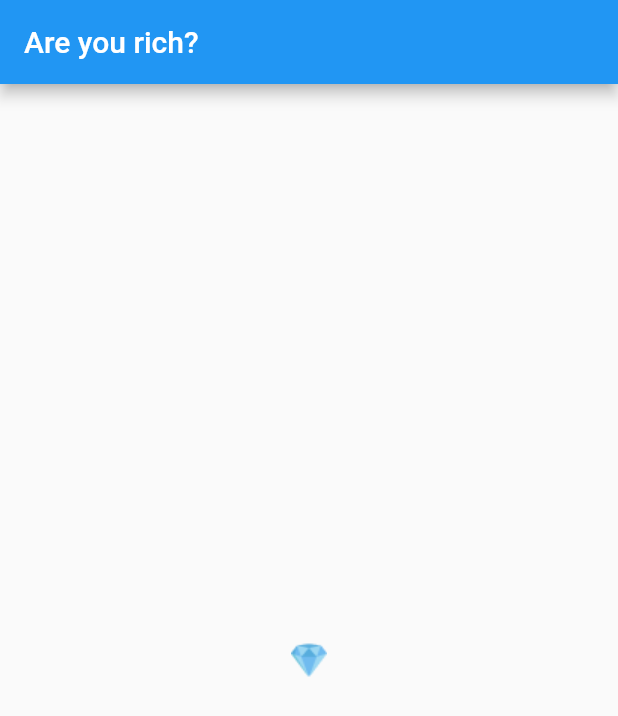
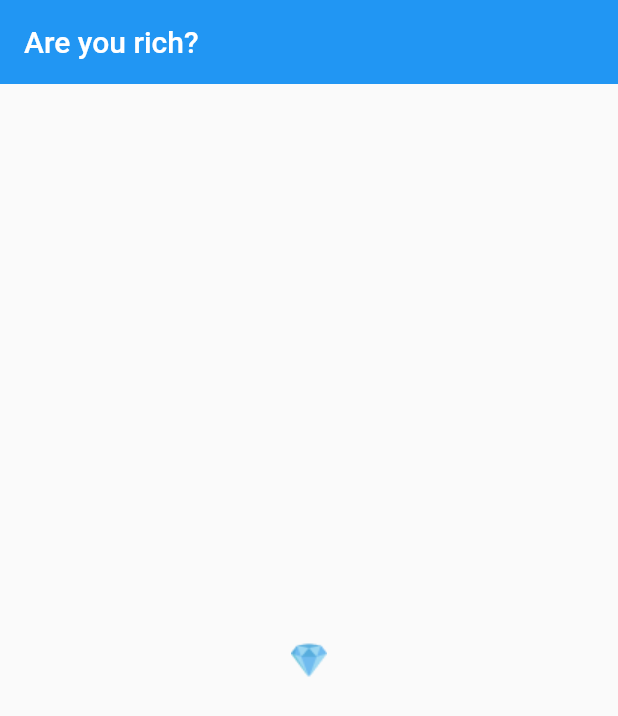
Before and after one commit to hayabusabusa/are_you_rich, a Flutter app: the screen it shows after launch, on a phone screen of 412 x 824 dp. Shown: the top 716 px of the screen. Run offline on Flutter 3.47's test engine with Material 2 defaults, Android fonts, the light colour scheme and no system bars.

Commit message:
Add global theme

```diff
--- a/lib/main.dart
+++ b/lib/main.dart
@@ -1,5 +1,8 @@
 import 'package:flutter/material.dart';
 import 'package:are_you_rich/screens/screens.dart';
+import 'package:are_you_rich/utils/utils.dart';
+
+import 'utils/utils.dart';
 
 void main() => runApp(AreYouRichApp());
 
@@ -8,6 +11,7 @@ class AreYouRichApp extends StatelessWidget {
   Widget build(BuildContext context) {
     return MaterialApp(
       title: 'Are you rich?',
+      theme: AYRTheme.data,
       home: HomeScreen(),
     );
   }
--- /dev/null
+++ b/lib/utils/ayr_theme.dart
@@ -0,0 +1,9 @@
+import 'package:flutter/material.dart';
+
+class AYRTheme {
+  static final ThemeData data = ThemeData(
+    appBarTheme: AppBarTheme(
+      elevation: 0,
+    )
+  );
+}
--- a/lib/utils/utils.dart
+++ b/lib/utils/utils.dart
@@ -1 +1,2 @@
 export './assets.dart';
+export './ayr_theme.dart';
```
Also changed, not shown: lib/widgets/widgets.dart (added), pubspec.lock, 2 other files.
